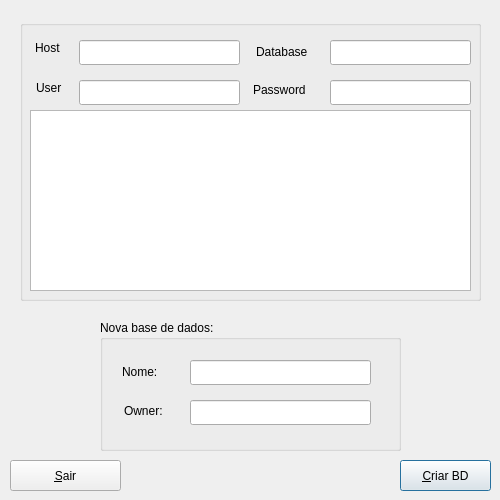
Before: the Qt Designer form FormNewDatabase.ui in jubasky/Bathy_SDB, drawn with Qt 5.
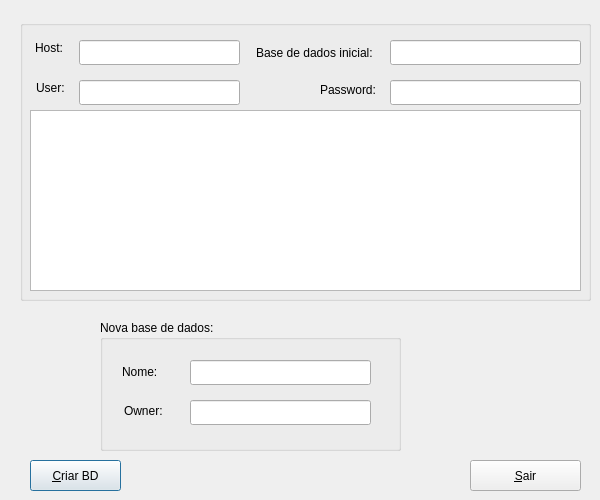
After: the same form once the commit is applied.

What changed in the file:
```diff
--- a/FormNewDatabase.ui
+++ b/FormNewDatabase.ui
@@ -6,19 +6,19 @@
    <rect>
     <x>0</x>
     <y>0</y>
-    <width>500</width>
+    <width>600</width>
     <height>500</height>
    </rect>
   </property>
   <property name="minimumSize">
    <size>
-    <width>500</width>
+    <width>600</width>
     <height>500</height>
    </size>
   </property>
   <property name="maximumSize">
    <size>
-    <width>500</width>
+    <width>600</width>
     <height>500</height>
    </size>
   </property>
@@ -110,7 +110,7 @@
     <rect>
      <x>20</x>
      <y>20</y>
-     <width>461</width>
+     <width>571</width>
      <height>281</height>
     </rect>
    </property>
@@ -130,9 +130,9 @@
    <widget class="QLineEdit" name="lineEdit_db">
     <property name="geometry">
      <rect>
-      <x>310</x>
+      <x>370</x>
       <y>20</y>
-      <width>141</width>
+      <width>191</width>
       <height>25</height>
      </rect>
     </property>
@@ -150,9 +150,9 @@
    <widget class="QLineEdit" name="lineEdit_passwd">
     <property name="geometry">
      <rect>
-      <x>310</x>
+      <x>370</x>
       <y>60</y>
-      <width>141</width>
+      <width>191</width>
       <height>25</height>
      </rect>
     </property>
@@ -167,7 +167,7 @@
      </rect>
     </property>
     <property name="text">
-     <string>Host</string>
+     <string>Host:</string>
     </property>
    </widget>
    <widget class="QLabel" name="label_4">
@@ -180,7 +180,7 @@
      </rect>
     </property>
     <property name="text">
-     <string>User</string>
+     <string>User:</string>
     </property>
    </widget>
    <widget class="QLabel" name="label_5">
@@ -188,25 +188,25 @@
      <rect>
       <x>236</x>
       <y>25</y>
-      <width>60</width>
-      <height>13</height>
+      <width>131</width>
+      <height>16</height>
      </rect>
     </property>
     <property name="text">
-     <string>Database</string>
+     <string>Base de dados inicial:</string>
     </property>
    </widget>
    <widget class="QLabel" name="label_6">
     <property name="geometry">
      <rect>
-      <x>233</x>
+      <x>300</x>
       <y>60</y>
       <width>60</width>
       <height>20</height>
      </rect>
     </property>
     <property name="text">
-     <string>Password</string>
+     <string>Password:</string>
     </property>
    </widget>
    <widget class="QTextEdit" name="textEdit">
@@ -214,7 +214,7 @@
      <rect>
       <x>10</x>
       <y>90</y>
-      <width>441</width>
+      <width>551</width>
       <height>181</height>
      </rect>
     </property>
@@ -223,7 +223,7 @@
   <widget class="QPushButton" name="pushButtonCriar">
    <property name="geometry">
     <rect>
-     <x>400</x>
+     <x>30</x>
      <y>460</y>
      <width>91</width>
      <height>31</height>
@@ -236,7 +236,7 @@
   <widget class="QPushButton" name="pushButtonSair">
    <property name="geometry">
     <rect>
-     <x>10</x>
+     <x>470</x>
      <y>460</y>
      <width>111</width>
      <height>31</height>
```
Left out of the diff: 4 changed lines with no effect on the pictures.
